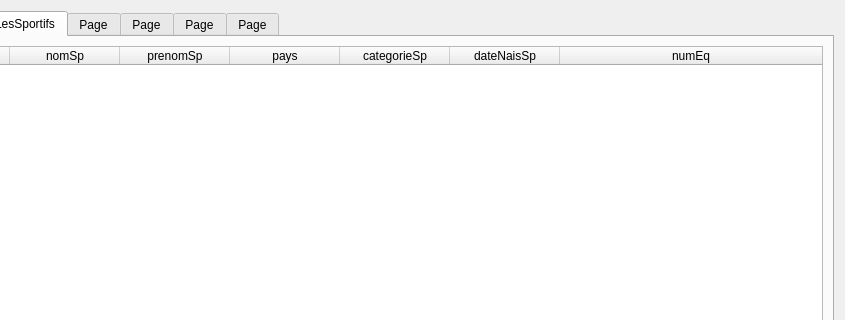
The window that gui/v1_tablesData.ui (gerarddv/SQL-Python-and-IHM) describes before a commit, drawn with Qt 5; both pictures show x 123 to 968 and y 0 to 320 of the 968 by 600 pixel window.
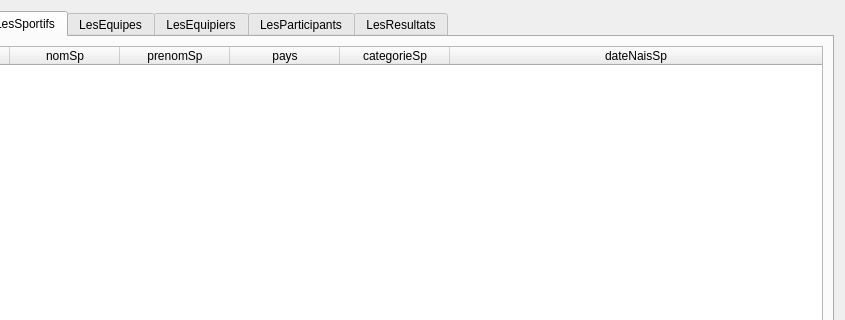
The same window after the commit. The open tabs and pages were chosen to show the change.

Diff of the .ui file:
```diff
--- a/gui/v1_tablesData.ui
+++ b/gui/v1_tablesData.ui
@@ -227,11 +227,6 @@
            <string>dateNaisSp</string>
           </property>
          </column>
-         <column>
-          <property name="text">
-           <string>numEq</string>
-          </property>
-         </column>
         </widget>
        </item>
        <item>
@@ -285,7 +280,7 @@
      </widget>
      <widget class="QWidget" name="tabEquipes">
       <attribute name="title">
-       <string>Page</string>
+       <string>LesEquipes</string>
       </attribute>
       <widget class="QLabel" name="label_equipes">
        <property name="geometry">
@@ -375,7 +370,7 @@
      </widget>
      <widget class="QWidget" name="tabEquipiers">
       <attribute name="title">
-       <string>Page</string>
+       <string>LesEquipiers</string>
       </attribute>
       <widget class="QTableWidget" name="tableEquipiers">
        <property name="geometry">
@@ -468,7 +463,7 @@
      </widget>
      <widget class="QWidget" name="tabParticipants">
       <attribute name="title">
-       <string>Page</string>
+       <string>LesParticipants</string>
       </attribute>
       <widget class="QTableWidget" name="tableParticipants">
        <property name="geometry">
@@ -561,7 +556,7 @@
      </widget>
      <widget class="QWidget" name="tabResultats">
       <attribute name="title">
-       <string>Page</string>
+       <string>LesResultats</string>
       </attribute>
       <widget class="QTableWidget" name="tableResultats">
        <property name="geometry">
```
Left out of the diff: 9 changed lines with no effect on the pictures.
